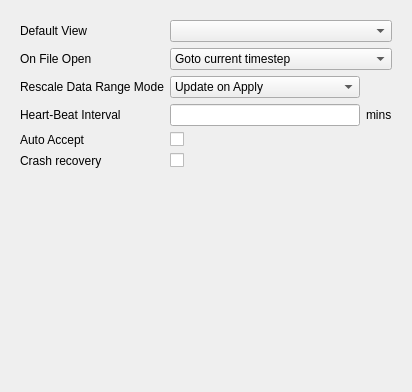
First picture: the form in Qt/Components/Resources/UI/pqApplicationOptions.ui, repository Kitware/ParaView, before the edit.
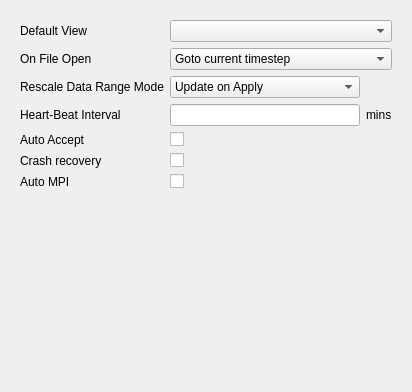
Second picture: the form after the edit. Custom widgets are drawn as their Qt base class.

Commit message: ENH: auto detect multicores + start pvserver on each as default pipeline

Patch:
```diff
--- a/Qt/Components/Resources/UI/pqApplicationOptions.ui
+++ b/Qt/Components/Resources/UI/pqApplicationOptions.ui
@@ -92,7 +92,21 @@
          </property>
         </widget>
        </item>
-       <item row="6" column="0" colspan="3">
+       <item row="6" column="0">
+        <widget class="QLabel" name="label_6">
+         <property name="text">
+          <string>Auto MPI</string>
+         </property>
+        </widget>
+       </item>
+       <item row="6" column="1">
+        <widget class="QCheckBox" name="AutoMPI">
+         <property name="text">
+          <string/>
+         </property>
+        </widget>
+       </item>
+       <item row="7" column="0" colspan="3">
         <spacer>
          <property name="orientation">
           <enum>Qt::Vertical</enum>
```
The commit also changes 8 other files.
